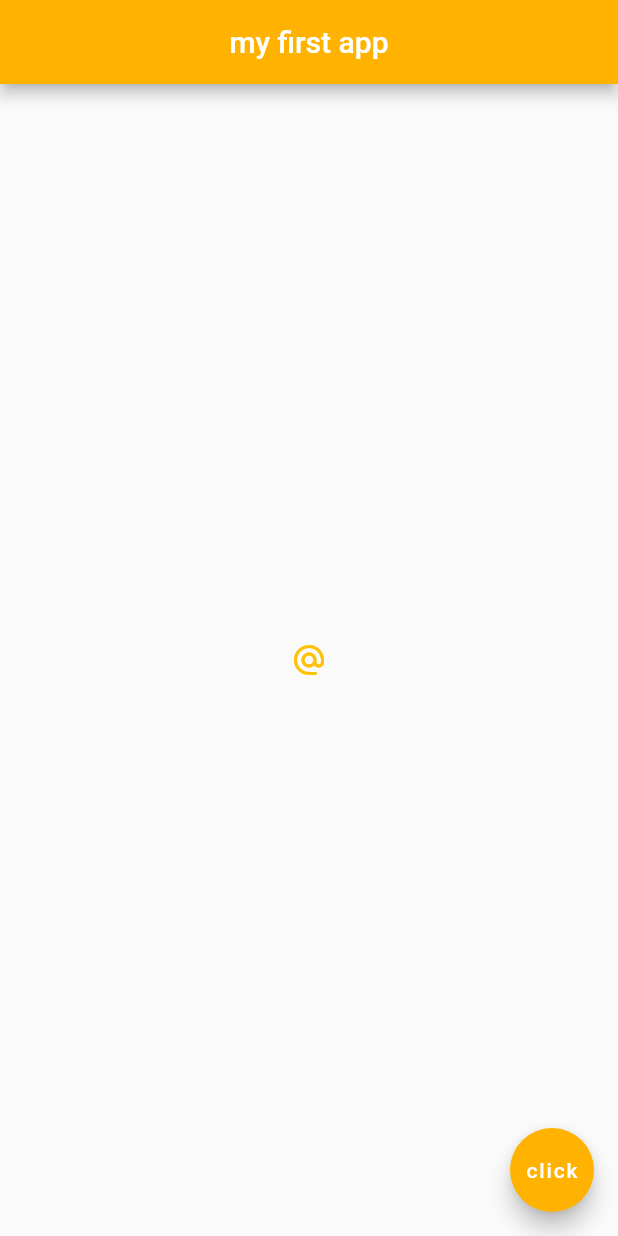
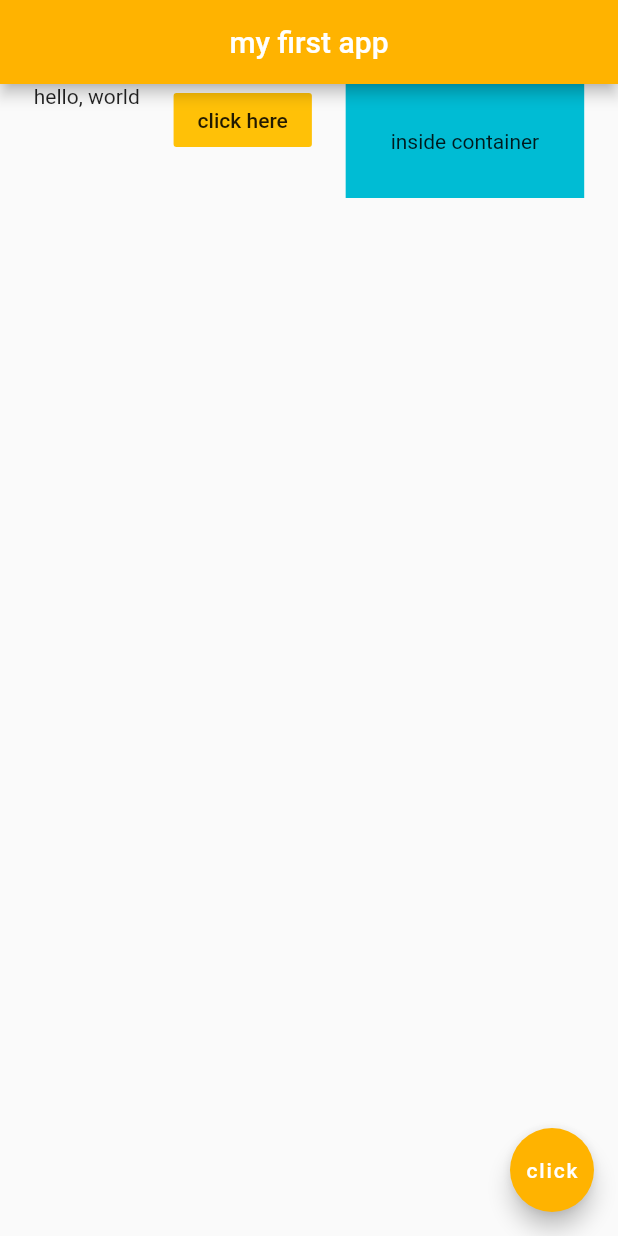
Before and after one commit to kys3923/P4-Diary, a Flutter app: the screen it shows after launch, on a phone screen of 412 x 824 dp. Run offline on Flutter 3.47's test engine with Material 2 defaults, Android fonts, the phone set to English and light mode, and no system bars.

Commit message:
learned mainAxisAlignment

```diff
--- a/lib/main.dart
+++ b/lib/main.dart
@@ -12,14 +12,45 @@ class Home extends StatelessWidget {
         title: Text('my first app'),
         centerTitle: true,
         backgroundColor: Colors.amber[600],
-      ),
-      body: Center(
-        child: IconButton(
-          onPressed: () {
-            print('Clicked Icon');
-          },
-          icon: Icon(Icons.alternate_email),
-          color: Colors.amber
+        ),
+        body: Row(
+          mainAxisAlignment: MainAxisAlignment.spaceEvenly,
+          crossAxisAlignment: CrossAxisAlignment.start,
+          children: <Widget>[
+            Text('hello, world'),
+            FlatButton(
+                onPressed: () {},
+                color: Colors.amber,
+                child: Text('click here')
+            ),
+            Container(
+              color: Colors.cyan,
+              padding: EdgeInsets.all(30),
+              child: Text('inside container')
+            )
+          ]
+        ),
+
+
+        //------------------------------ having padding itself as an element
+        // body: Padding(
+        //   padding: EdgeInsets.all(30),
+        //   child: Text('hello2')
+
+      //-------------------------------- using container and padding
+      // body: Container(
+      //   padding: EdgeInsets.symmetric(horizontal: 30.0, vertical: 10.0),
+      //   margin: EdgeInsets.all(30.0),
+      //   color: Colors.grey[400],
+      //   child: Text('Hello')
+
+        //----------------------------- press button
+        // child: IconButton(
+        //   onPressed: () {
+        //     print('Clicked Icon');
+        //   },
+        //   icon: Icon(Icons.alternate_email),
+        //   color: Colors.amber
 
 
         //------------------------------ icon button
@@ -66,8 +97,8 @@ class Home extends StatelessWidget {
         //       color: Colors.grey[600],
         //       fontFamily: 'NanumGothic-Bold',
         //     )
-        ),
-      ),
+
+
       floatingActionButton: FloatingActionButton(
         onPressed: () {},
         child: Text(
```
Also changed, not shown: 1 other file.
